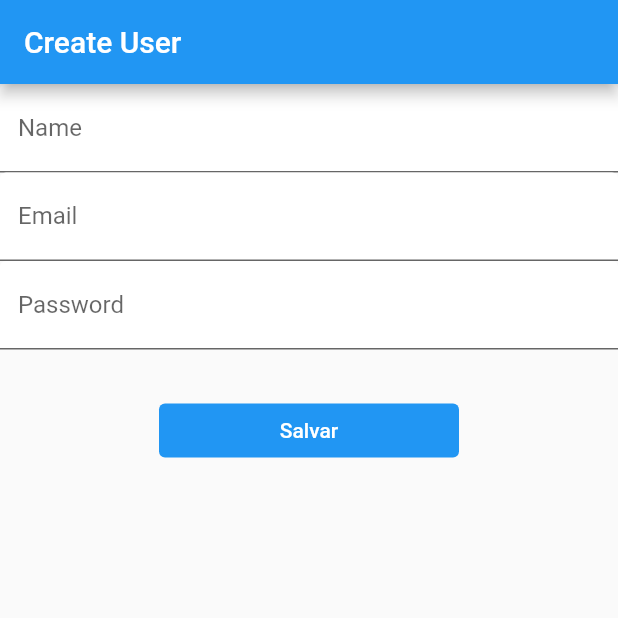
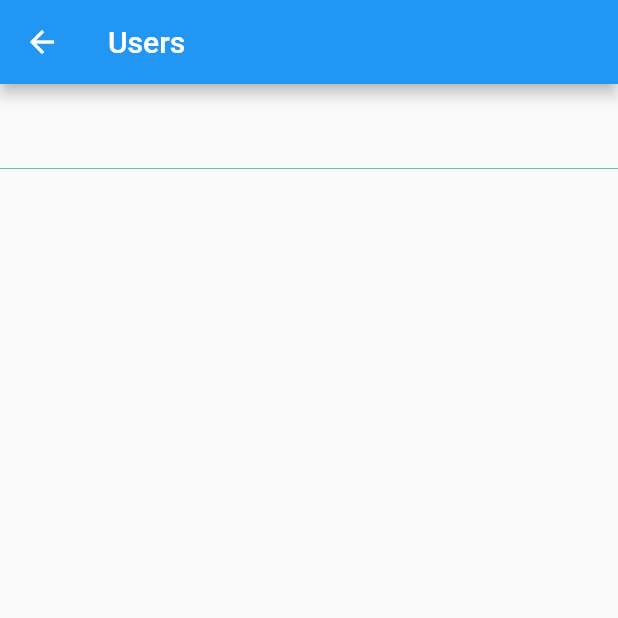
Before and after one commit to daniellberg/crud-flutter, a Flutter app: the screen it shows after launch, after a tap on "Salvar", on a phone screen of 412 x 824 dp, the top half of it. Run offline on Flutter 3.47's test engine with Material 2 defaults, Android fonts, the phone set to English and light mode, and no system bars.

Commit message:
show users on list

```diff
--- a/lib/main.dart
+++ b/lib/main.dart
@@ -3,6 +3,7 @@
 import 'package:flutter/material.dart';
 import 'package:flutter_application_1/provider.dart';
 import 'package:flutter_application_1/user_form.dart';
+import 'package:flutter_application_1/user_list.dart';
 
 void main() {
   runApp(const MyApp());
@@ -19,7 +20,8 @@ class MyApp extends StatelessWidget {
         title: 'Crud App', //nome navegador
         home: UserForm(),
         routes: {
-          '/create':(_) => UserForm()
+          '/create':(_) => UserForm(),
+          '/read':(_) => UserList(),
         },
       ),
     );
--- a/lib/user_form.dart
+++ b/lib/user_form.dart
@@ -29,8 +29,13 @@ TextEditingController controllerPass = TextEditingController();
         password: controllerPass.text
       );
 
+      int usersLength = provider.users.length;
+
       //salva na lista users
-      provider.users.insert(0, user);
+      provider.users.insert(usersLength, user);
+
+      Navigator.popAndPushNamed(context,'/read');
+
     }
 
     return Scaffold(
--- /dev/null
+++ b/lib/user_list.dart
@@ -0,0 +1,42 @@
+import 'package:flutter/material.dart';
+import 'package:flutter_application_1/provider.dart';
+import 'package:flutter_application_1/user.dart';
+
+class UserList extends StatelessWidget {
+  const UserList({super.key});
+
+  @override
+  Widget build(BuildContext context) {
+
+    Provider provider = Provider.of(context) as Provider;
+
+    //importa a lista users e define o tamanho
+    List<User> users = provider.users;
+    int usersLength = users.length;
+
+    return Scaffold(
+      appBar: AppBar(
+        title: Text('Users'),
+        leading: BackButton(
+          onPressed: (){
+            Navigator.popAndPushNamed(context, '/create');
+          },
+        ),
+      ),
+      body: ListView.builder(
+        itemCount: usersLength,
+        itemBuilder: (BuildContext contextBuilder, indexBuilder) =>
+          Container(
+            child: ListTile(
+              title: Text(users[indexBuilder].name),
+            ),
+            decoration: BoxDecoration(
+              border: Border(bottom: BorderSide(
+                width: 0.4,
+                color: Colors.teal))
+            ),
+          )
+        ),
+    );
+  }
+}
```
